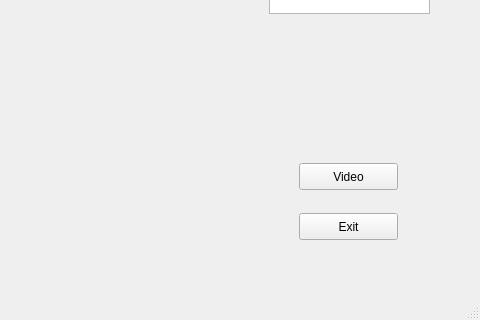
This is app/View/traffic_signmainwindow.ui in ketian/tracker as Qt 5 draws it before an edit; both pictures show x 421 to 901 and y 264 to 584 of the 901 by 584 pixel window. The edited form follows.
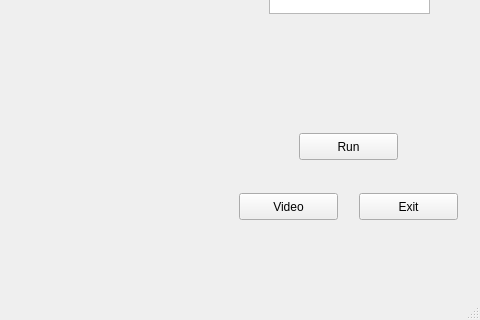
This is the edited form.

The edit to the form file:
```diff
--- a/app/View/traffic_signmainwindow.ui
+++ b/app/View/traffic_signmainwindow.ui
@@ -43,8 +43,8 @@
    <widget class="QPushButton" name="VideoButton">
     <property name="geometry">
      <rect>
-      <x>720</x>
-      <y>410</y>
+      <x>660</x>
+      <y>440</y>
       <width>99</width>
       <height>27</height>
      </rect>
@@ -56,8 +56,8 @@
    <widget class="QPushButton" name="ExitButton">
     <property name="geometry">
      <rect>
-      <x>720</x>
-      <y>460</y>
+      <x>780</x>
+      <y>440</y>
       <width>99</width>
       <height>27</height>
      </rect>
@@ -76,6 +76,19 @@
      </rect>
     </property>
    </widget>
+   <widget class="QPushButton" name="RunButton">
+    <property name="geometry">
+     <rect>
+      <x>720</x>
+      <y>380</y>
+      <width>99</width>
+      <height>27</height>
+     </rect>
+    </property>
+    <property name="text">
+     <string>Run</string>
+    </property>
+   </widget>
   </widget>
   <widget class="QMenuBar" name="menuBar">
    <property name="geometry">
```
